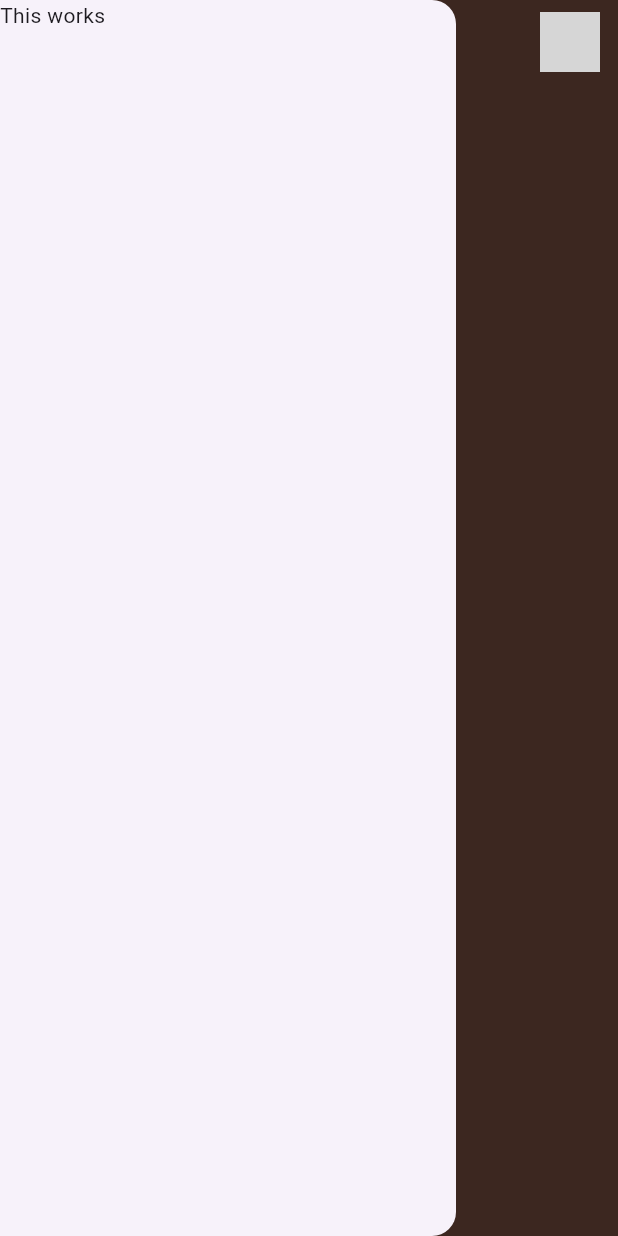
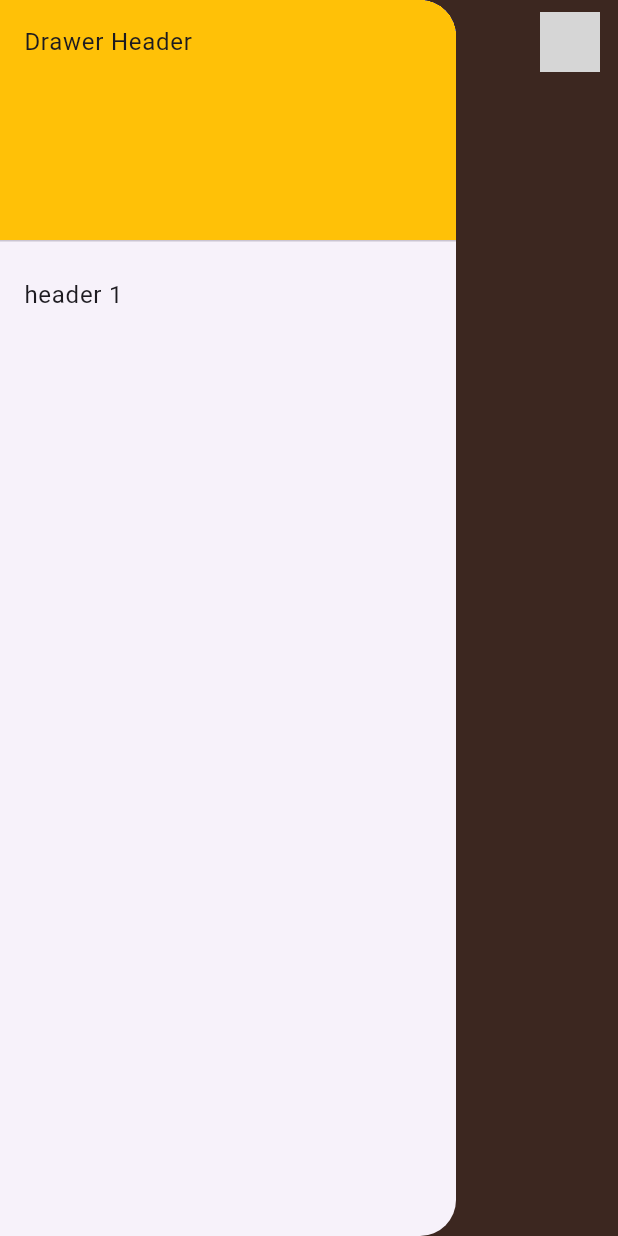
Before and after one commit to donovantran/chick_and_egg, a Flutter app: the screen it shows after launch, with the side drawer open, on a phone screen of 412 x 824 dp. Run offline on Flutter 3.47's test engine with Material 3 defaults, Android fonts, the phone set to English and light mode, and no system bars; grey boxes are pictures that could not be loaded.

Commit message:
added the drawer widget and updated main.dart

```diff
--- a/lib/main.dart
+++ b/lib/main.dart
@@ -1,3 +1,4 @@
+import 'package:chickandegg/widgets/app_drawer.dart';
 import 'package:flutter/material.dart';
 import '../widgets/app_top_bar.dart';
 
@@ -14,10 +15,8 @@ class MyApp extends StatelessWidget {
       home: Scaffold(
         backgroundColor: const Color(0xFF835545),
         appBar: const AppTopBar(title: 'Chick and Egg'),
-        drawer: Drawer(
-          child: Text('This works'),
+        drawer: const AppDrawer(),
         ),
-      ),
-    );
+      );
   }
 }
--- a/lib/widgets/app_drawer.dart
+++ b/lib/widgets/app_drawer.dart
@@ -1 +1,29 @@
-import 'package:flutter/material.dart'
+import 'package:flutter/material.dart';
+
+class AppDrawer extends StatelessWidget {
+  const AppDrawer({super.key});
+
+  @override
+  Widget build(BuildContext context) {
+    return Drawer(
+        shape: const RoundedRectangleBorder(
+          borderRadius: BorderRadius.only(
+            topRight: Radius.circular(24),
+            bottomRight: Radius.circular(24),
+          ),
+        ),
+      child: ListView(
+        padding: EdgeInsets.zero,
+        children: [
+          const DrawerHeader(
+            decoration: BoxDecoration(color: Colors.amber),
+            child: Text('Drawer Header'),
+          ),
+          ListTile(
+            title: const Text('header 1'),
+          ),
+        ],
+      )
+    );
+  }
+}
```
